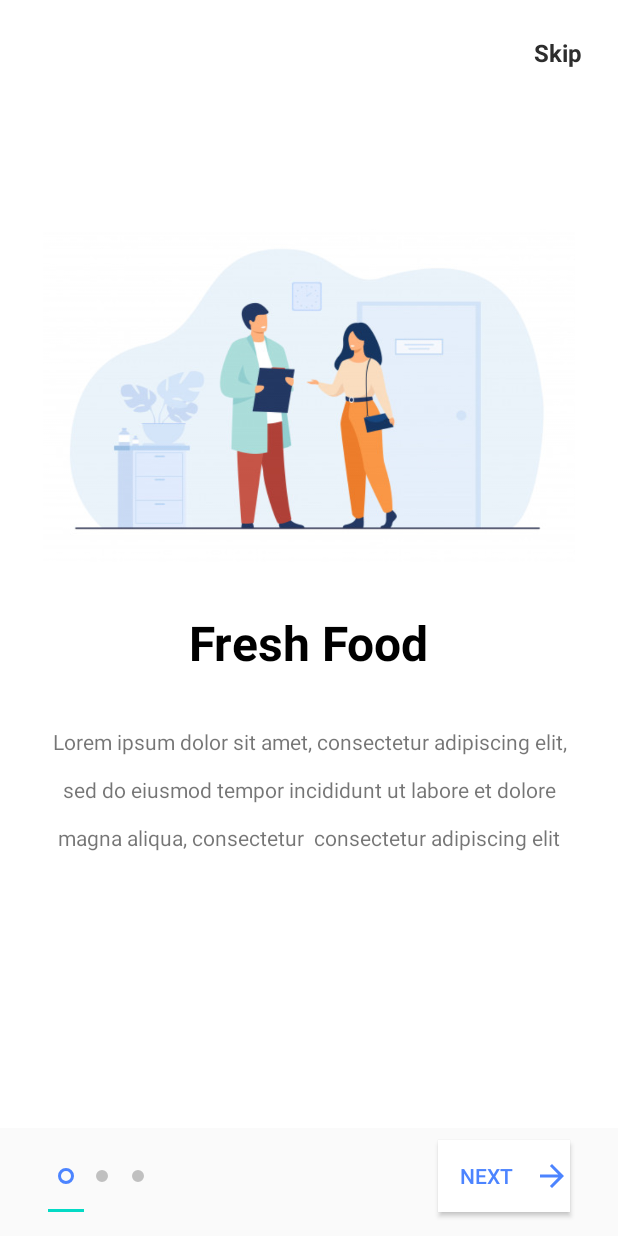
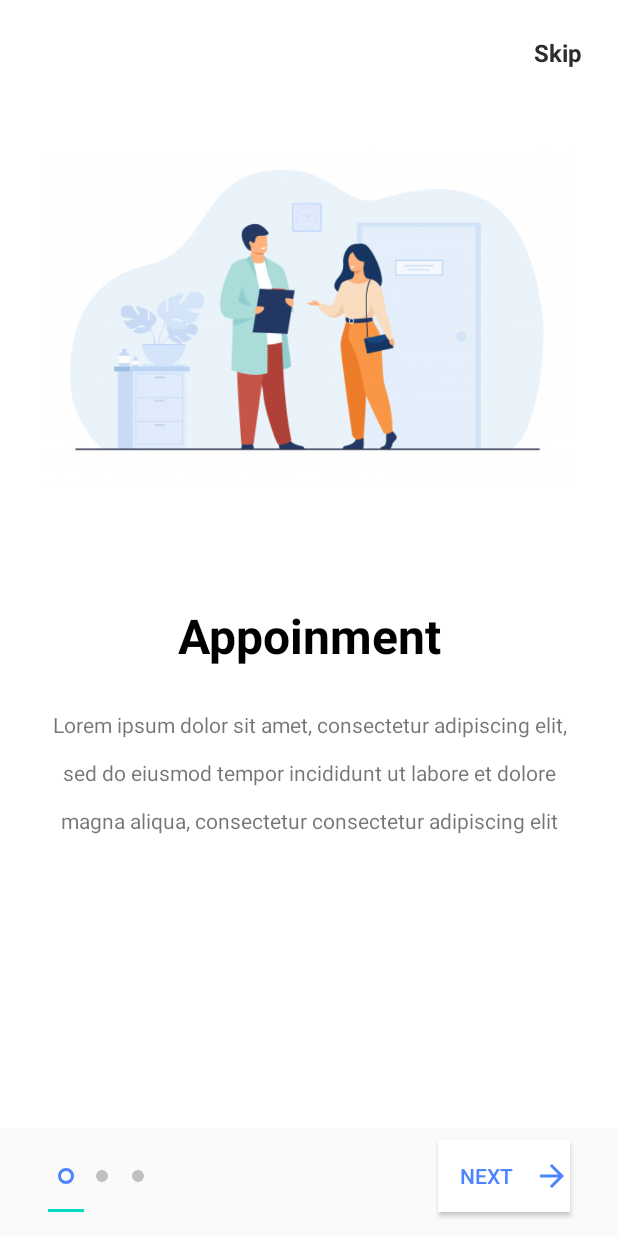
Before and after one commit to Shubham2157/Health-Mart, an Android app: the screen it shows after launch (OnBoardingActivity), on a phone screen of 412 x 824 dp. Run offline under Robolectric (Android 15) with nearby library versions, the phone set to English and light mode, and no system bars.

Commit message:
onboarding ui fixed

```diff
--- a/app/src/main/java/com/shubham/healthmart/OnBoardingActivity.java
+++ b/app/src/main/java/com/shubham/healthmart/OnBoardingActivity.java
@@ -62,9 +62,9 @@ public class OnBoardingActivity extends AppCompatActivity {
         // fill list screen
 
         final List<ScreenItem> mList = new ArrayList<>();
-        mList.add(new ScreenItem("Fresh Food","Lorem ipsum dolor sit amet, consectetur adipiscing elit, sed do eiusmod tempor incididunt ut labore et dolore magna aliqua, consectetur  consectetur adipiscing elit",R.drawable.img1));
-        mList.add(new ScreenItem("Fast Delivery","Lorem ipsum dolor sit amet, consectetur adipiscing elit, sed do eiusmod tempor incididunt ut labore et dolore magna aliqua, consectetur  consectetur adipiscing elit",R.drawable.img2));
-        mList.add(new ScreenItem("Easy Payment","Lorem ipsum dolor sit amet, consectetur adipiscing elit, sed do eiusmod tempor incididunt ut labore et dolore magna aliqua, consectetur  consectetur adipiscing elit",R.drawable.img3));
+        mList.add(new ScreenItem("Appoinment",R.string.Description,R.drawable.img1));
+        mList.add(new ScreenItem("Prescription Drugs",R.string.Description ,R.drawable.img2));
+        mList.add(new ScreenItem("Drug Infrormation",R.string.Description,R.drawable.img3));
 
         // setup viewpager
         screenPager =findViewById(R.id.screen_viewpager);
--- a/app/src/main/java/com/shubham/healthmart/ScreenItem.java
+++ b/app/src/main/java/com/shubham/healthmart/ScreenItem.java
@@ -2,10 +2,11 @@ package com.shubham.healthmart;
 
 public class ScreenItem {
 
-    String Title,Description;
+    String Title;
+    int Description;
     int ScreenImg;
 
-    public ScreenItem(String title, String description, int screenImg) {
+    public ScreenItem(String title, int description, int screenImg) {
         Title = title;
         Description = description;
         ScreenImg = screenImg;
@@ -15,7 +16,7 @@ public class ScreenItem {
         Title = title;
     }
 
-    public void setDescription(String description) {
+    public void setDescription(int description) {
         Description = description;
     }
 
@@ -27,7 +28,7 @@ public class ScreenItem {
         return Title;
     }
 
-    public String getDescription() {
+    public int getDescription() {
         return Description;
     }
 
--- a/app/src/main/res/layout/layout_screen.xml
+++ b/app/src/main/res/layout/layout_screen.xml
@@ -6,12 +6,6 @@
     xmlns:tools="http://schemas.android.com/tools"
     android:background="#ffffff">
 
-    <android.support.constraint.Guideline
-        android:id="@+id/guideline"
-        android:layout_width="wrap_content"
-        android:layout_height="wrap_content"
-        android:orientation="horizontal"
-        app:layout_constraintGuide_percent="0.56882256" />
 
     <TextView
         android:id="@+id/intro_title"
@@ -19,51 +13,48 @@
         android:layout_height="wrap_content"
         android:layout_marginStart="16dp"
         android:layout_marginLeft="16dp"
+        android:layout_marginTop="80dp"
         android:layout_marginEnd="16dp"
         android:layout_marginRight="16dp"
-        android:layout_marginBottom="8dp"
         android:text="TextView"
         android:textColor="@color/intro_title_color"
         android:textSize="32dp"
         android:textStyle="bold"
-        app:layout_constraintBottom_toTopOf="@+id/guideline"
         app:layout_constraintEnd_toEndOf="parent"
         app:layout_constraintStart_toStartOf="parent"
-        app:layout_constraintTop_toTopOf="@+id/guideline" />
+        app:layout_constraintTop_toBottomOf="@+id/intro_img" />
 
 
     <TextView
-        android:lineSpacingExtra="16dp"
         android:id="@+id/intro_description"
         android:layout_width="0dp"
         android:layout_height="wrap_content"
         android:layout_marginStart="32dp"
         android:layout_marginLeft="32dp"
-        android:layout_marginTop="8dp"
+        android:layout_marginTop="28dp"
         android:layout_marginEnd="32dp"
         android:layout_marginRight="32dp"
-        android:layout_marginBottom="8dp"
+        android:lineSpacingExtra="16dp"
         android:text="TextView"
         android:textAlignment="center"
-        app:layout_constraintBottom_toBottomOf="parent"
         app:layout_constraintEnd_toEndOf="parent"
         app:layout_constraintStart_toStartOf="parent"
         app:layout_constraintTop_toBottomOf="@+id/intro_title"
-        app:layout_constraintVertical_bias="0.13" />
+        android:gravity="center_horizontal" />
 
 
     <ImageView
         android:id="@+id/intro_img"
-        android:layout_width="wrap_content"
+        android:layout_width="0dp"
         android:layout_height="222dp"
         android:layout_marginStart="8dp"
         android:layout_marginLeft="8dp"
+        android:layout_marginTop="100dp"
         android:layout_marginEnd="8dp"
         android:layout_marginRight="8dp"
-        android:layout_marginBottom="32dp"
-        app:layout_constraintBottom_toTopOf="@+id/intro_title"
         app:layout_constraintEnd_toEndOf="parent"
         app:layout_constraintStart_toStartOf="parent"
+        app:layout_constraintTop_toTopOf="parent"
         tools:srcCompat="@tools:sample/avatars" />
 
 </androidx.constraintlayout.widget.ConstraintLayout>
--- a/app/src/main/res/values/strings.xml
+++ b/app/src/main/res/values/strings.xml
@@ -1,3 +1,4 @@
 <resources>
     <string name="app_name">HealthMart</string>
+    <string name="Description">Lorem ipsum dolor sit amet, consectetur adipiscing elit, sed do eiusmod tempor incididunt ut labore et dolore magna aliqua, consectetur  consectetur adipiscing elit</string>
 </resources>
```
